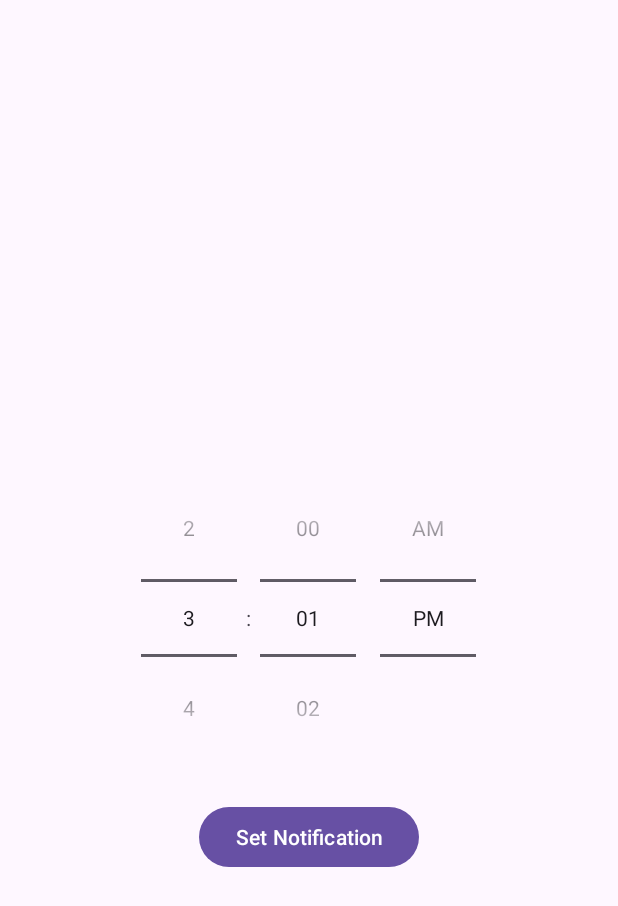
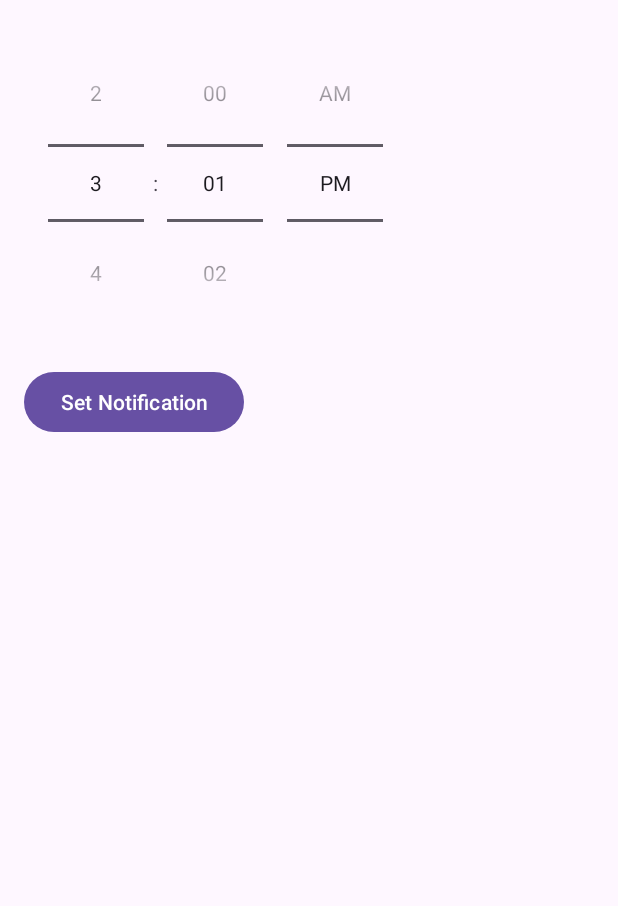
Before and after one commit to TarekMostafa20/WirelessProjectDuaandAzkar, an Android app: the SetNotificationActivity screen opened directly, with no data from a screen before it, after a tap on "Set Notification", on a phone screen of 412 x 824 dp. Shown: the top 906 px of the screen. Run offline under Robolectric (Android 15) with nearby library versions, the light colour scheme and no system bars.

Commit message:
fix higlight  + notification

```diff
--- a/app/src/main/java/com/example/wireless_project_duaandazkar/SetNotificationActivity.java
+++ b/app/src/main/java/com/example/wireless_project_duaandazkar/SetNotificationActivity.java
@@ -31,12 +31,26 @@ public class SetNotificationActivity extends AppCompatActivity {
         btnSetNotification.setOnClickListener(v -> setNotification());
     }
 
-    @SuppressLint("ScheduleExactAlarm")
+    private boolean isExactAlarmPermissionGranted() {
+        AlarmManager alarmManager = (AlarmManager) getSystemService(Context.ALARM_SERVICE);
+        if (Build.VERSION.SDK_INT >= Build.VERSION_CODES.S) {
+            return alarmManager != null && alarmManager.canScheduleExactAlarms();
+        }
+        return true;
+    }
+
+    @SuppressLint("UnspecifiedImmutableFlag")
     private void setNotification() {
+        if (!isExactAlarmPermissionGranted()) {
+            Toast.makeText(this, "Exact alarm permission required. Enable it in app settings.", Toast.LENGTH_LONG).show();
+            Intent intent = new Intent(android.provider.Settings.ACTION_REQUEST_SCHEDULE_EXACT_ALARM);
+            startActivity(intent);
+            return;
+        }
+
         int hour = timePicker.getHour();
         int minute = timePicker.getMinute();
 
-        // إعداد الوقت للإشعار
         Calendar calendar = Calendar.getInstance();
         calendar.set(Calendar.HOUR_OF_DAY, hour);
         calendar.set(Calendar.MINUTE, minute);
@@ -48,20 +62,16 @@ public class SetNotificationActivity extends AppCompatActivity {
 
         Log.d("SetNotification", "Notification set for: " + calendar.getTime());
 
-        // الحصول على AlarmManager
         AlarmManager alarmManager = (AlarmManager) getSystemService(Context.ALARM_SERVICE);
 
-        // إنشاء PendingIntent
-        Intent intent = new Intent(this, NotificationReceiver.class);
-        PendingIntent pendingIntent = PendingIntent.getBroadcast(
-                this,
-                0,
-                intent,
-                PendingIntent.FLAG_UPDATE_CURRENT | PendingIntent.FLAG_IMMUTABLE
-        );
+        if (alarmManager != null) {
+            PendingIntent pendingIntent = PendingIntent.getBroadcast(
+                    this,
+                    0,
+                    new Intent(this, NotificationReceiver.class),
+                    PendingIntent.FLAG_UPDATE_CURRENT | PendingIntent.FLAG_IMMUTABLE
+            );
 
-        // التحقق من AlarmManager وتعيين الإشعار
-        if (alarmManager != null) {
             if (Build.VERSION.SDK_INT >= Build.VERSION_CODES.M) {
                 alarmManager.setExactAndAllowWhileIdle(
                         AlarmManager.RTC_WAKEUP,
@@ -81,4 +91,14 @@ public class SetNotificationActivity extends AppCompatActivity {
             Log.e("SetNotification", "AlarmManager is null!");
         }
     }
+
+    @Override
+    protected void onResume() {
+        super.onResume();
+        if (Build.VERSION.SDK_INT >= Build.VERSION_CODES.S) {
+            if (!isExactAlarmPermissionGranted()) {
+                Toast.makeText(this, "Permission still not granted. Please enable exact alarms.", Toast.LENGTH_LONG).show();
+            }
+        }
+    }
 }
--- a/app/src/main/res/layout/activity_set_notification.xml
+++ b/app/src/main/res/layout/activity_set_notification.xml
@@ -1,21 +1,20 @@
-<RelativeLayout xmlns:android="http://schemas.android.com/apk/res/android"
+<?xml version="1.0" encoding="utf-8"?>
+<LinearLayout xmlns:android="http://schemas.android.com/apk/res/android"
     android:layout_width="match_parent"
     android:layout_height="match_parent"
+    android:orientation="vertical"
     android:padding="16dp">
 
     <TimePicker
         android:id="@+id/timePicker"
         android:layout_width="wrap_content"
         android:layout_height="wrap_content"
-        android:layout_centerInParent="true"
         android:timePickerMode="spinner" />
 
     <Button
         android:id="@+id/btnSetNotification"
         android:layout_width="wrap_content"
         android:layout_height="wrap_content"
-        android:layout_below="@id/timePicker"
-        android:layout_centerHorizontal="true"
-        android:layout_marginTop="16dp"
-        android:text="Set Notification" />
-</RelativeLayout>
+        android:text="Set Notification"
+        android:layout_marginTop="16dp" />
+</LinearLayout>
```
Also changed, not shown: app/src/main/AndroidManifest.xml (+7 -1 lines), app/src/main/java/com/example/wireless_project_duaandazkar/DuaAdapter.java (+23 -14 lines), app/src/main/java/com/example/wireless_project_duaandazkar/NotificationReceiver.java (+15 -4 lines).
